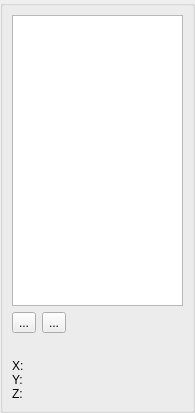
Qt form app/widget/BarrierEditor.ui (mattjr/benthicQT) before a commit.
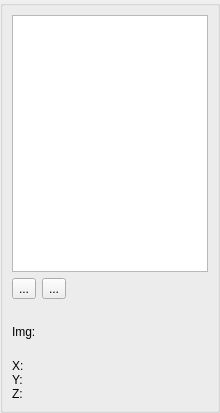
The same form after that commit. Icons and pictures are not drawn. Custom widgets are drawn as their Qt base class.

```diff
--- a/app/widget/BarrierEditor.ui
+++ b/app/widget/BarrierEditor.ui
@@ -7,7 +7,7 @@
    <rect>
     <x>0</x>
     <y>0</y>
-    <width>195</width>
+    <width>220</width>
     <height>413</height>
    </rect>
   </property>
@@ -172,6 +172,20 @@
         </property>
        </spacer>
       </item>
+      <item>
+       <widget class="QLabel" name="label">
+        <property name="lineWidth">
+         <number>1</number>
+        </property>
+        <property name="text">
+         <string>Img:
+</string>
+        </property>
+        <property name="wordWrap">
+         <bool>true</bool>
+        </property>
+       </widget>
+      </item>
       <item>
        <widget class="QLabel" name="label_2">
         <property name="sizePolicy">
```
